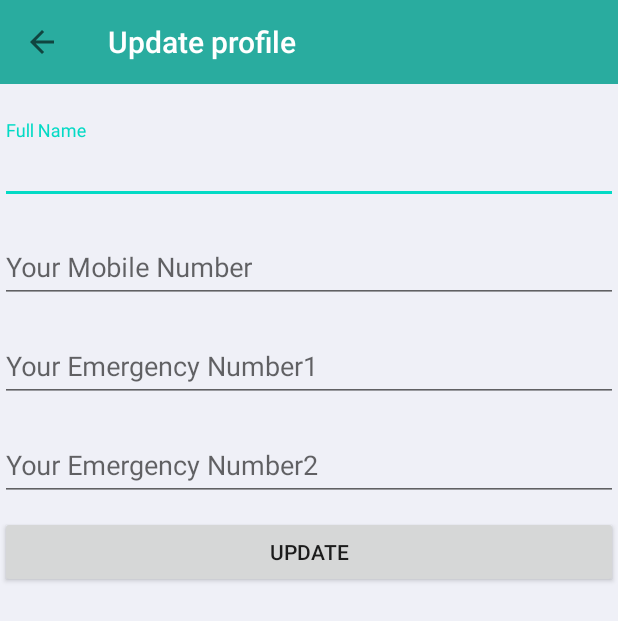
After one commit to ashish26560/Digitalalert, an Android app: the updateProfile screen opened directly, with no data from a screen before it, on a phone screen of 412 x 824 dp. The commit adds this screen. Shown: the top 621 px of the screen. Run offline under Robolectric (Android 15) with nearby library versions, the phone set to English and light mode, and no system bars; our stand-ins replace Firebase (no records; nobody signed in at launch, a user with empty details on screens opened directly).

```diff
--- /dev/null
+++ b/app/src/main/java/com/example/digitalalertsystem/updateProfile.java
@@ -0,0 +1,156 @@
+package com.example.digitalalertsystem;
+
+import android.os.Bundle;
+import android.view.View;
+import android.widget.Toast;
+//import android.widget.Toolbar;
+
+import androidx.annotation.NonNull;
+import androidx.appcompat.app.AppCompatActivity;
+
+import androidx.appcompat.widget.Toolbar;
+
+import com.google.android.material.textfield.TextInputEditText;
+import com.google.firebase.auth.FirebaseAuth;
+import com.google.firebase.auth.FirebaseUser;
+import com.google.firebase.database.DataSnapshot;
+import com.google.firebase.database.DatabaseError;
+import com.google.firebase.database.DatabaseReference;
+import com.google.firebase.database.FirebaseDatabase;
+import com.google.firebase.database.ValueEventListener;
+
+public class updateProfile extends AppCompatActivity {
+
+    //For Retrive Data from database (Niraj)
+    private FirebaseUser user;
+    Toolbar updatetoolbar;
+
+    private DatabaseReference reference;
+    private String userID;
+
+    TextInputEditText Fullname, UserPhoneNo, EmergencyPhoneNo1, EmergencyPhoneNo2;
+
+    //Globle variable for hold USer data
+    String fullname, userPhoneNo, emergencyPhoneNo1, emergencyPhoneNo2;
+
+    @Override
+    protected void onCreate(Bundle savedInstanceState) {
+        super.onCreate(savedInstanceState);
+        setContentView(R.layout.activity_update_profile);
+
+        updatetoolbar = findViewById(R.id.update);
+        setSupportActionBar(updatetoolbar);
+
+        getSupportActionBar().setDisplayHomeAsUpEnabled(true);
+
+        //navigation drawer
+//        LayoutInflater inflater = LayoutInflater.from(this);
+//        View v = inflater.inflate(R.layout.activity_update_profile, null, false);
+//        drawer.addView(v, 0);
+
+
+
+        //For Retrive Data from database (Niraj)
+        user = FirebaseAuth.getInstance().getCurrentUser();
+        reference = FirebaseDatabase.getInstance().getReference("Users");
+        userID = user.getUid();
+
+        Fullname = findViewById(R.id.fullnametxt);
+        UserPhoneNo = findViewById(R.id.userPhoneNotxt);
+        EmergencyPhoneNo1 = findViewById(R.id.emergencyPhoneNo1txt);
+        EmergencyPhoneNo2 = findViewById(R.id.emergencyPhoneNo2txt);
+
+        reference.child(userID).addListenerForSingleValueEvent(new ValueEventListener() {
+            @Override
+            public void onDataChange(@NonNull DataSnapshot snapshot) {
+                User userprofile = snapshot.getValue(User.class);
+
+                if (userprofile != null) {
+                    fullname = userprofile.fullname;
+                    userPhoneNo = userprofile.userPhoneNo;
+                    emergencyPhoneNo1 = userprofile.emergencyPhoneNo1;
+                    emergencyPhoneNo2 = userprofile.emergencyPhoneNo2;
+
+                    Fullname.setText(fullname);
+                    UserPhoneNo.setText(userPhoneNo);
+                    EmergencyPhoneNo1.setText(emergencyPhoneNo1);
+                    EmergencyPhoneNo2.setText(emergencyPhoneNo2);
+                }
+            }
+
+            @Override
+            public void onCancelled(@NonNull DatabaseError error) {
+                Toast.makeText(updateProfile.this, "Something Wrong", Toast.LENGTH_LONG).show();
+            }
+        });
+
+
+    }
+
+    public void updatebtn(View view) {
+        if (isFullnameChanged()) {
+            Toast.makeText(updateProfile.this, "Data has been Updated", Toast.LENGTH_LONG).show();
+//            openHome();
+        } else {
+            Toast.makeText(updateProfile.this, "Data is same and can not be updated  ", Toast.LENGTH_LONG).show();
+        }
+        if ( isUserPhoneNoChanged()) {
+            Toast.makeText(updateProfile.this, "Data has been Updated", Toast.LENGTH_LONG).show();
+//            openHome();
+        } else {
+            Toast.makeText(updateProfile.this, "Data is same and can not be updated  ", Toast.LENGTH_LONG).show();
+        }
+        if (  isEmegencyNumber1Changed() ) {
+            Toast.makeText(updateProfile.this, "Data has been Updated", Toast.LENGTH_LONG).show();
+//            openHome();
+        } else {
+            Toast.makeText(updateProfile.this, "Data is same and can not be updated  ", Toast.LENGTH_LONG).show();
+        }if ( isEmegencyNumber2Changed()) {
+            Toast.makeText(updateProfile.this, "Data has been Updated", Toast.LENGTH_LONG).show();
+//            openHome();
+        } else {
+            Toast.makeText(updateProfile.this, "Data is same and can not be updated  ", Toast.LENGTH_LONG).show();
+        }
+    }
+
+//    private void openHome() {
+//        Intent hintent = new Intent(updateProfile.this, mainActivity.class);
+//        startActivity(hintent);
+//
+//    }
+
+    private boolean isEmegencyNumber1Changed() {
+        if (!emergencyPhoneNo1.equals(EmergencyPhoneNo1.getText().toString())) {
+            reference.child(userID).child("emergencyPhoneNo1").setValue(EmergencyPhoneNo1.getText().toString());
+            return true;
+        } else {
+            return false;
+        }
+    }
+    private boolean isEmegencyNumber2Changed() {
+        if (!emergencyPhoneNo2.equals(EmergencyPhoneNo2.getText().toString())) {
+            reference.child(userID).child("emergencyPhoneNo2").setValue(EmergencyPhoneNo2.getText().toString());
+            return true;
+        } else {
+            return false;
+        }
+    }
+
+    private boolean isUserPhoneNoChanged() {
+        if (!userPhoneNo.equals(UserPhoneNo.getText().toString())) {
+            reference.child(userID).child("userPhoneNo").setValue(UserPhoneNo.getText().toString());
+            return true;
+        } else {
+            return false;
+        }
+    }
+
+    private boolean isFullnameChanged() {
+        if (!fullname.equals(Fullname.getText().toString())) {
+            reference.child(userID).child("fullname").setValue(Fullname.getText().toString());
+            return true;
+        } else {
+            return false;
+        }
+    }
+}
--- /dev/null
+++ b/app/src/main/res/layout/activity_update_profile.xml
@@ -0,0 +1,86 @@
+<?xml version="1.0" encoding="utf-8"?>
+<RelativeLayout xmlns:android="http://schemas.android.com/apk/res/android"
+    xmlns:app="http://schemas.android.com/apk/res-auto"
+    xmlns:tools="http://schemas.android.com/tools"
+    android:layout_width="match_parent"
+    android:layout_height="match_parent"
+    android:background="#9EE8EAF6"
+    tools:context=".updateProfile">
+    <androidx.appcompat.widget.Toolbar
+        app:title="Update profile"
+        android:id="@+id/update"
+        app:titleTextColor="#FFFFFF"
+        android:layout_width="match_parent"
+        android:layout_height="wrap_content"
+        android:background="#29AC9F"
+        android:fitsSystemWindows="true" />
+
+
+    <LinearLayout
+        android:layout_width="match_parent"
+        android:layout_height="match_parent"
+        android:orientation="vertical"
+        android:layout_marginTop="80sp">
+
+        <com.google.android.material.textfield.TextInputLayout
+            android:layout_width="match_parent"
+            android:layout_height="wrap_content"
+            android:hint="Full Name"
+            android:layout_marginBottom="10dp">
+
+            <com.google.android.material.textfield.TextInputEditText
+                android:layout_width="match_parent"
+                android:layout_height="wrap_content"
+                android:id="@+id/fullnametxt">
+            </com.google.android.material.textfield.TextInputEditText>
+        </com.google.android.material.textfield.TextInputLayout>
+
+        <com.google.android.material.textfield.TextInputLayout
+            android:layout_width="match_parent"
+            android:layout_height="wrap_content"
+            android:hint="Your Mobile Number"
+            android:layout_marginBottom="10dp">
+
+            <com.google.android.material.textfield.TextInputEditText
+                android:layout_width="match_parent"
+                android:layout_height="wrap_content"
+                android:id="@+id/userPhoneNotxt">
+            </com.google.android.material.textfield.TextInputEditText>
+        </com.google.android.material.textfield.TextInputLayout>
+
+        <com.google.android.material.textfield.TextInputLayout
+            android:layout_width="match_parent"
+            android:layout_height="wrap_content"
+            android:hint="Your Emergency Number1"
+            android:layout_marginBottom="10dp">
+
+            <com.google.android.material.textfield.TextInputEditText
+                android:layout_width="match_parent"
+                android:layout_height="wrap_content"
+                android:id="@+id/emergencyPhoneNo1txt">
+            </com.google.android.material.textfield.TextInputEditText>
+        </com.google.android.material.textfield.TextInputLayout>
+
+        <com.google.android.material.textfield.TextInputLayout
+            android:layout_width="match_parent"
+            android:layout_height="wrap_content"
+            android:hint="Your Emergency Number2"
+            android:layout_marginBottom="10dp">
+
+            <com.google.android.material.textfield.TextInputEditText
+                android:layout_width="match_parent"
+                android:layout_height="wrap_content"
+                android:id="@+id/emergencyPhoneNo2txt">
+            </com.google.android.material.textfield.TextInputEditText>
+        </com.google.android.material.textfield.TextInputLayout>
+
+        <Button
+            android:layout_width="match_parent"
+            android:layout_height="wrap_content"
+            android:onClick="updatebtn"
+            android:text="Update"></Button>
+
+    </LinearLayout>
+
+
+</RelativeLayout>
--- a/app/src/main/res/values/strings.xml
+++ b/app/src/main/res/values/strings.xml
@@ -1,5 +1,5 @@
 <resources>
-    <string name="app_name">DigitalAlertSystem</string>
+    <string name="app_name">DAS</string>
     <string-array name="numbers">
         <item>A+</item>
         <item>A-</item>
@@ -16,6 +16,8 @@
     <string name="location_permission_denied">This sample requires location permission to enable the \'my location\' layer. Please try again and grant access to use the location.\nIf the permission has been permanently denied, it can be enabled from the System Settings &gt; Apps &gt; \'Google Maps API Demos\'.</string>
     <string name="permission_required_toast">Location permission is required for this demo.</string>
 
-    <string name="title_activity_maps">Map</string>
     <string name="send">send</string>
+    <string name="open">open</string>
+    <string name="close">close</string>
+
 </resources>
```
Also changed, not shown: app/src/main/AndroidManifest.xml (+10 -7 lines), app/src/main/java/com/example/digitalalertsystem/User.java (+4 -4 lines), app/src/main/java/com/example/digitalalertsystem/mainActivity.java (+14 -2 lines), app/src/main/java/com/example/digitalalertsystem/navigationActivity.java (+10 -3 lines), app/src/main/java/com/example/digitalalertsystem/tipsAndTricks.java (added, +18 -0 lines), app/src/main/res/drawable/deleteaccount_icon.xml (added, +10 -0 lines), app/src/main/res/drawable/home_icon.xml (added, +10 -0 lines), app/src/main/res/drawable/logout_icon.xml (added, +10 -0 lines), app/src/main/res/drawable/tipsandtricks_icon.xml (added, +10 -0 lines), app/src/main/res/drawable/updateprofile_icon.xml (added, +10 -0 lines), app/src/main/res/layout/activity_tips_and_tricks.xml (added, +180 -0 lines), app/src/main/res/menu/mymenu.xml (+21 -10 lines), app/src/main/res/values/ids.xml (added, +17 -0 lines).
